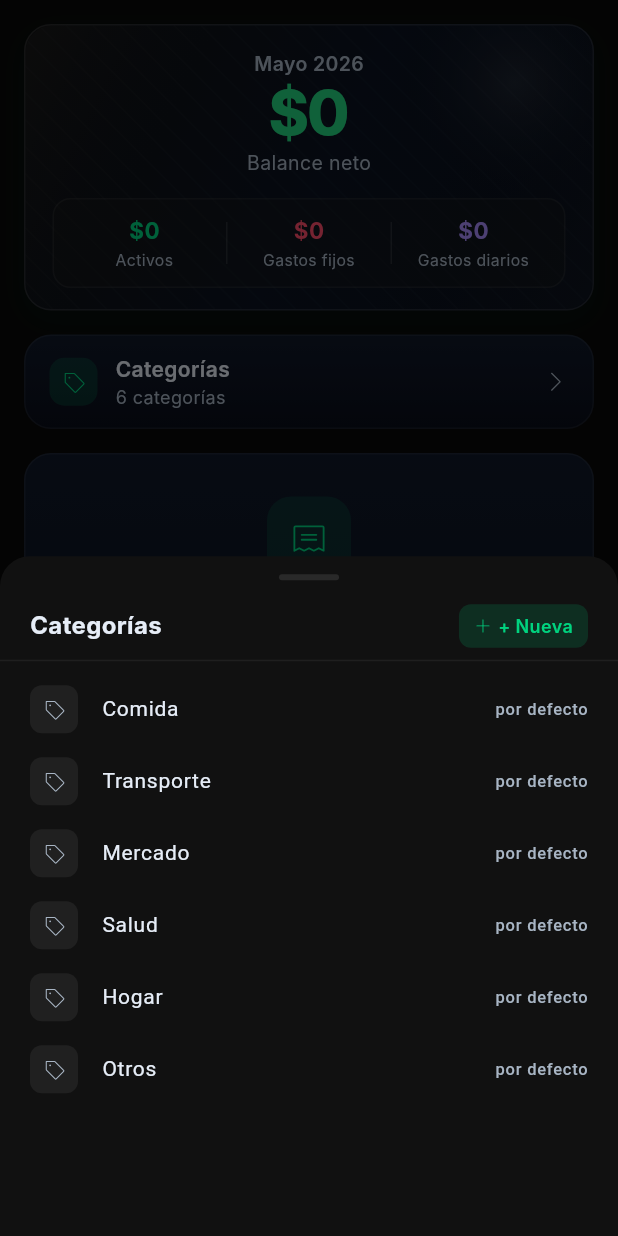
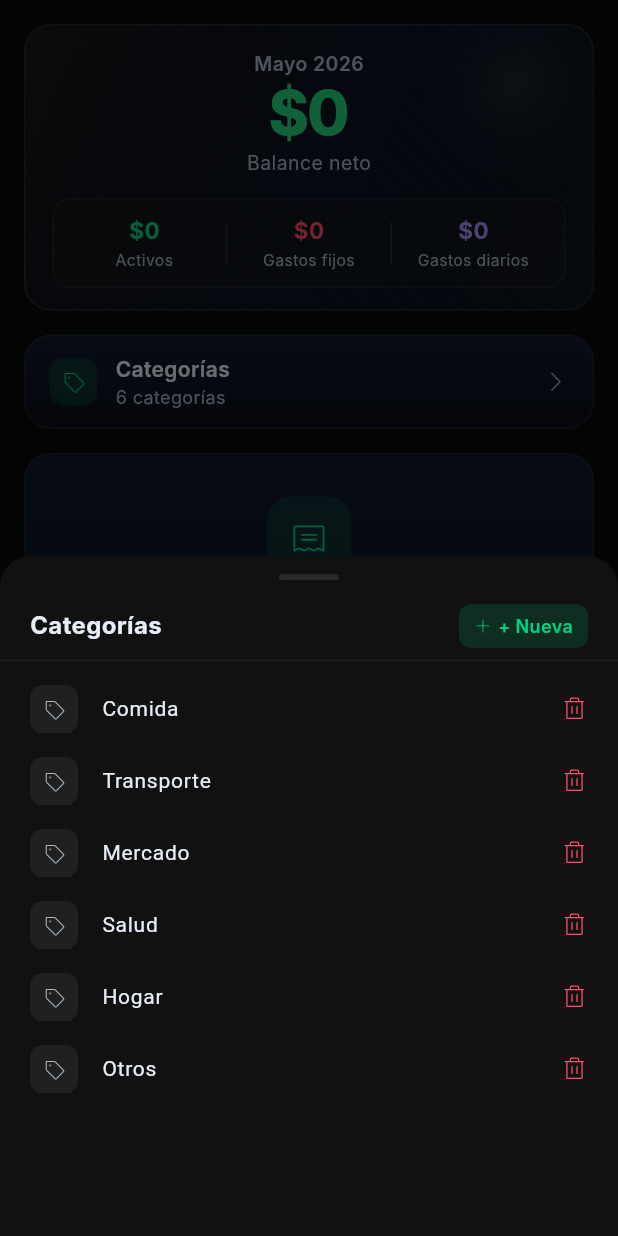
Before and after one commit to JuanDelgado06/finanzas-personales-app, a Flutter app: the MicroExpensesScreen screen opened directly, after a tap on "Categorías", on a phone screen of 412 x 824 dp. Run offline on Flutter 3.47's test engine with Material 3 defaults, Android fonts, the phone set to English and light mode, and no system bars; our stand-ins replace firebase_auth, firebase_core, firebase_messaging, fl_chart, flutter_local_notifications, flutter_slidable and 5 more; accounts and stored records are empty; Roboto replaces fonts that are missing (Inter).

Commit message:
feat: agregar botón flotante para añadir gastos y mejorar la gestión de categorías

```diff
--- a/lib/screens/micro_expenses_screen.dart
+++ b/lib/screens/micro_expenses_screen.dart
@@ -51,6 +51,15 @@ class MicroExpensesScreen extends StatelessWidget {
 
     return Scaffold(
       backgroundColor: kAppBg,
+      floatingActionButton: FloatingActionButton(
+        onPressed: () {
+          HapticFeedback.lightImpact();
+          _showAddExpenseSheet(context, state);
+        },
+        backgroundColor: kAccent,
+        foregroundColor: Colors.white,
+        child: const PhosphorIcon(PhosphorIconsLight.plus, size: 22),
+      ),
       body: CustomScrollView(
         slivers: [
           SliverToBoxAdapter(child: _MiniBalanceCard(state: state)),
@@ -64,27 +73,8 @@ class MicroExpensesScreen extends StatelessWidget {
             SliverToBoxAdapter(child: _EmptyMicroState(state: state))
           else
             _GroupedExpenseList(state: state),
-          SliverToBoxAdapter(
-            child: Padding(
-              padding: const EdgeInsets.fromLTRB(16, 12, 16, 0),
-              child: ElevatedButton.icon(
-                onPressed: () {
-                  HapticFeedback.lightImpact();
-                  _showAddExpenseSheet(context, state);
-                },
-                icon: const PhosphorIcon(PhosphorIconsLight.plus, size: 18),
-                label: const Text('Nuevo gasto'),
-                style: ElevatedButton.styleFrom(
-                  minimumSize: const Size.fromHeight(50),
-                  shape: RoundedRectangleBorder(
-                    borderRadius: BorderRadius.circular(14),
-                  ),
-                ),
-              ),
-            ),
-          ),
           SliverToBoxAdapter(child: _SaveStatusBar(state: state)),
-          const SliverToBoxAdapter(child: SizedBox(height: 32)),
+          const SliverToBoxAdapter(child: SizedBox(height: 104)),
         ],
       ),
     );
@@ -1259,7 +1249,6 @@ class _CategoriesSheet extends StatelessWidget {
                   vertical: 8,
                 ),
                 children: state.microExpenseCategories.map((cat) {
-                  final isDefault = kDefaultCategories.contains(cat);
                   return ListTile(
                     dense: true,
                     contentPadding: const EdgeInsets.symmetric(horizontal: 4),
@@ -1280,14 +1269,20 @@ class _CategoriesSheet extends StatelessWidget {
                       cat,
                       style: const TextStyle(color: kTextMain, fontSize: 14),
                     ),
-                    trailing: isDefault
-                        ? const Text(
-                            'por defecto',
-                            style: TextStyle(color: kTextSoft, fontSize: 11),
-                          )
-                        : GestureDetector(
+                    trailing: GestureDetector(
                       onTap: () {
-                              state.removeCategory(cat);
+                        final removed = state.removeCategory(cat);
+                        if (!removed) {
+                          ScaffoldMessenger.of(context).showSnackBar(
+                            const SnackBar(
+                              content: Text(
+                                'Debes conservar al menos una categoría',
+                              ),
+                              duration: Duration(seconds: 2),
+                            ),
+                          );
+                          return;
+                        }
                         Navigator.pop(context);
                       },
                       child: const PhosphorIcon(
```
Also changed, not shown: lib/state/app_state.dart (+7 -3 lines). Lines whose indentation alone changed are shown as unchanged.
